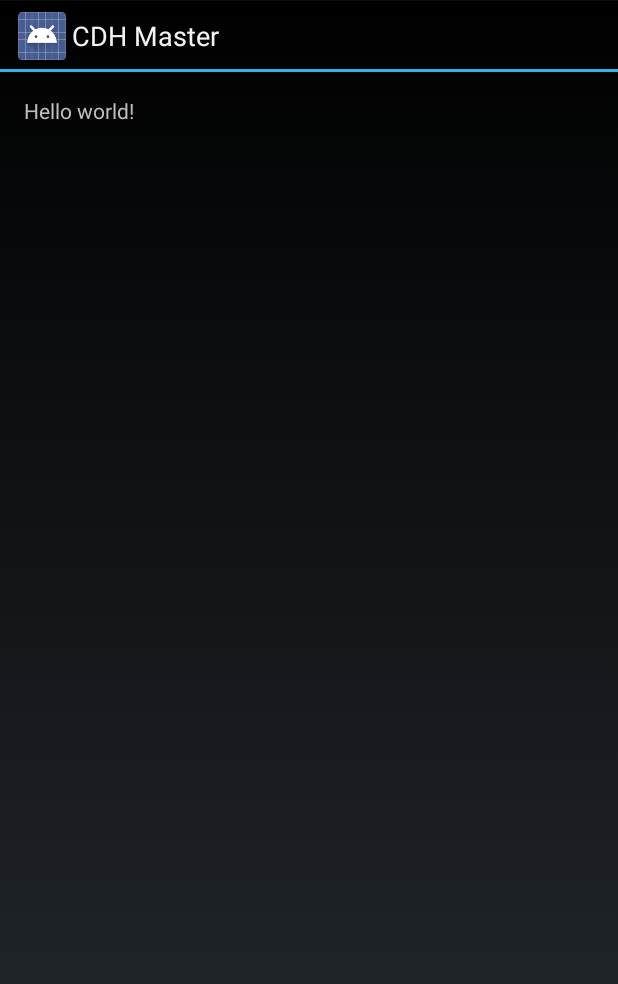
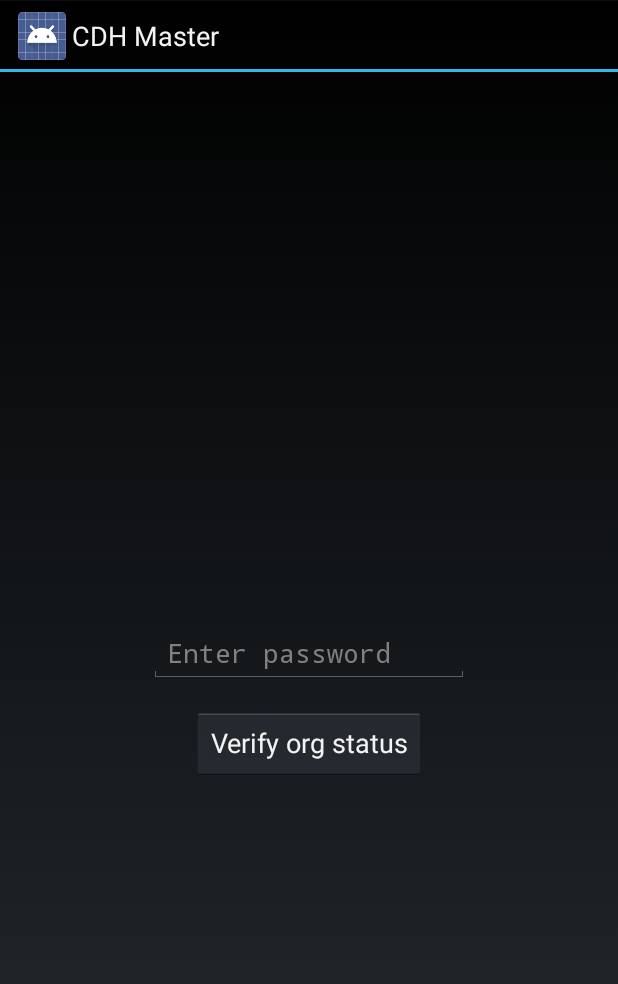
Before and after one commit to gugcz/devfest-gamification, an Android app: the screen it shows after launch (LoginActivity), on a phone screen of 412 x 824 dp. Shown: the top 984 px of the screen. Run offline under Robolectric (Android 15) with nearby library versions, the light colour scheme and no system bars; our stand-ins replace ButterKnife; libraries missing offline, so code that uses them is left out: retrofit.client; 1 statement that could not run was skipped.

Commit message:
login works

```diff
--- a/android/CDH-Master/build.gradle
+++ b/android/CDH-Master/build.gradle
@@ -23,4 +23,7 @@ android {
 }
 
 dependencies {
+    compile 'com.squareup.retrofit:retrofit:1.2.+'
+    compile "com.squareup.okhttp:okhttp:1.2.+"
+    compile "com.jakewharton:butterknife:3.0.+"
 }
--- a/android/CDH-Master/src/main/AndroidManifest.xml
+++ b/android/CDH-Master/src/main/AndroidManifest.xml
@@ -8,14 +8,15 @@
         android:minSdkVersion="15"
         android:targetSdkVersion="18" />
 
+    <uses-permission android:name="android.permission.INTERNET" />
+
     <application
         android:allowBackup="true"
         android:icon="@drawable/ic_launcher"
         android:label="@string/app_name"
         android:theme="@style/AppTheme" >
         <activity
-            android:name="cz.destil.cdhmaster.LoginActivity"
-            android:label="@string/app_name" >
+            android:name=".activity.LoginActivity">
             <intent-filter>
                 <action android:name="android.intent.action.MAIN" />
 
--- a/android/CDH-Master/src/main/java/cz/destil/cdhmaster/LoginActivity.java
+++ b/android/CDH-Master/src/main/java/cz/destil/cdhmaster/activity/LoginActivity.java
@@ -1,4 +1,4 @@
-package cz.destil.cdhmaster;
+package cz.destil.cdhmaster.activity;
 
 import android.app.Activity;
 import android.app.ActionBar;
@@ -11,6 +11,9 @@ import android.view.View;
 import android.view.ViewGroup;
 import android.os.Build;
 
+import cz.destil.cdhmaster.R;
+import cz.destil.cdhmaster.fragment.LoginFragment;
+
 public class LoginActivity extends Activity {
 
     @Override
@@ -20,25 +23,9 @@ public class LoginActivity extends Activity {
 
         if (savedInstanceState == null) {
             getFragmentManager().beginTransaction()
-                    .add(R.id.container, new PlaceholderFragment())
+                    .add(R.id.container, new LoginFragment())
                     .commit();
         }
     }
 
-    /**
-     * A placeholder fragment containing a simple view.
-     */
-    public static class PlaceholderFragment extends Fragment {
-
-        public PlaceholderFragment() {
-        }
-
-        @Override
-        public View onCreateView(LayoutInflater inflater, ViewGroup container,
-                Bundle savedInstanceState) {
-            View rootView = inflater.inflate(R.layout.fragment_login, container, false);
-            return rootView;
-        }
-    }
-
 }
--- /dev/null
+++ b/android/CDH-Master/src/main/java/cz/destil/cdhmaster/api/Login.java
@@ -0,0 +1,25 @@
+package cz.destil.cdhmaster.api;
+
+import retrofit.Callback;
+import retrofit.http.Body;
+import retrofit.http.POST;
+
+/**
+ * Created by Destil on 23.10.13.
+ */
+public interface Login {
+    @POST("/login.php")
+    void verify(@Body Request request, Callback<Response> callback);
+
+    public static class Request {
+        String password;
+
+        public Request(String password) {
+            this.password = password;
+        }
+    }
+
+    public static class Response {
+
+    }
+}
--- /dev/null
+++ b/android/CDH-Master/src/main/java/cz/destil/cdhmaster/fragment/LoginFragment.java
@@ -0,0 +1,58 @@
+package cz.destil.cdhmaster.fragment;
+
+import android.app.Fragment;
+import android.os.Bundle;
+import android.os.Debug;
+import android.view.LayoutInflater;
+import android.view.View;
+import android.view.ViewGroup;
+import android.widget.EditText;
+import android.widget.Toast;
+
+import butterknife.InjectView;
+import butterknife.OnClick;
+import butterknife.Views;
+import cz.destil.cdhmaster.R;
+import cz.destil.cdhmaster.api.Api;
+import cz.destil.cdhmaster.api.Login;
+import cz.destil.cdhmaster.util.DebugLog;
+import retrofit.Callback;
+import retrofit.RetrofitError;
+import retrofit.client.Response;
+
+/**
+ * Created by Destil on 23.10.13.
+ */
+public class LoginFragment extends Fragment {
+
+    @InjectView(R.id.password)
+    EditText vPassword;
+
+    @Override
+    public View onCreateView(LayoutInflater inflater, ViewGroup container,
+                             Bundle savedInstanceState) {
+        return inflater.inflate(R.layout.fragment_login, container, false);
+    }
+
+    @Override
+    public void onViewCreated(View view, Bundle savedInstanceState) {
+        super.onViewCreated(view, savedInstanceState);
+        Views.inject(this, view);
+    }
+
+    @OnClick(R.id.verify)
+    void verify() {
+        String password = vPassword.getText().toString();
+        Api.get().create(Login.class).verify(new Login.Request(password), new Callback<Login.Response>() {
+            @Override
+            public void success(Login.Response loginResponse, Response response) {
+                DebugLog.d("success");
+            }
+
+            @Override
+            public void failure(RetrofitError retrofitError) {
+                vPassword.setError(Api.getErrorString(retrofitError));
+            }
+        });
+    }
+}
--- a/android/CDH-Master/src/main/res/layout/fragment_login.xml
+++ b/android/CDH-Master/src/main/res/layout/fragment_login.xml
@@ -8,9 +8,22 @@
     android:paddingBottom="@dimen/activity_vertical_margin"
     tools:context=".LoginActivity$PlaceholderFragment">
 
-    <TextView
-        android:text="@string/hello_world"
+    <EditText
         android:layout_width="wrap_content"
-        android:layout_height="wrap_content" />
+        android:layout_height="wrap_content"
+        android:inputType="textPassword"
+        android:ems="10"
+        android:id="@+id/password"
+        android:hint="Enter password"
+        android:layout_centerVertical="true"
+        android:layout_centerHorizontal="true" />
 
+    <Button
+        android:layout_width="wrap_content"
+        android:layout_height="wrap_content"
+        android:text="Verify org status"
+        android:id="@+id/verify"
+        android:layout_marginTop="16dp"
+        android:layout_below="@+id/password"
+        android:layout_centerHorizontal="true" />
 </RelativeLayout>
```
Also changed, not shown: android/CDH-Master/src/main/java/cz/destil/cdhmaster/api/Api.java (added, +41 -0 lines), android/CDH-Master/src/main/java/cz/destil/cdhmaster/util/DebugLog.java (added, +37 -0 lines), 1 other file.
